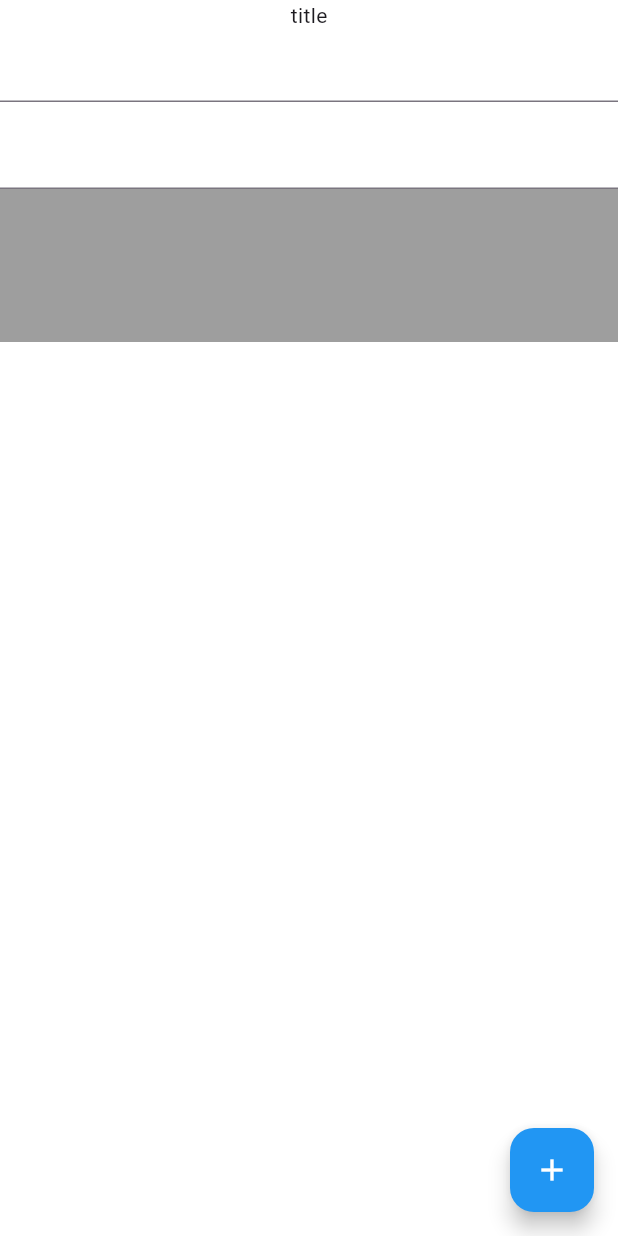
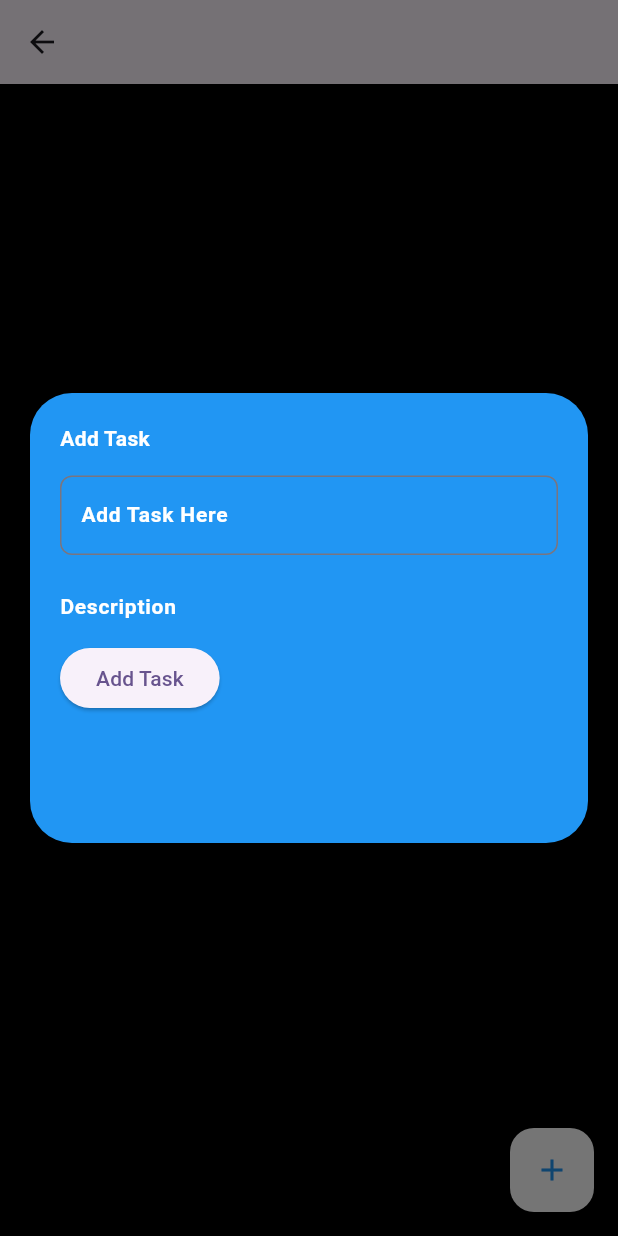
Before and after one commit to Osinmen/todolist, a Flutter app: the Test screen opened directly, after a tap on the "add" icon, on a phone screen of 412 x 824 dp. Run offline on Flutter 3.47's test engine with Material 3 defaults, Android fonts, the phone set to English and light mode, and no system bars; our stand-ins replace cloud_firestore, firebase_auth, firebase_core, smooth_page_indicator; accounts and stored records are empty.

Commit message:
firebase for user task

```diff
--- a/lib/main.dart
+++ b/lib/main.dart
@@ -47,10 +47,9 @@ class MyApp extends StatelessWidget {
             return CircularProgressIndicator();
           }
           if (snapshot.data != null) {
-            return TaskPage();
+            return Test();
           }
-
-          return Signupscreen();
+          return Test();
         },
       ),
     );
--- a/lib/pages/authentication/loginScreen.dart
+++ b/lib/pages/authentication/loginScreen.dart
@@ -48,6 +48,7 @@ class _LoginscreenState extends State<Loginscreen> {
     });
   }
 
+
   Future<void> loginUserwithEmailandPassword() async {
     try {
       FirebaseAuth.instance.signInWithEmailAndPassword(email: _emailController.text.trim(), password: _passwordController.text.trim());
@@ -55,6 +56,7 @@ class _LoginscreenState extends State<Loginscreen> {
       print(e.message);
     }
   }
+
 
   VoidCallback? _buttonAction;
   Color _buttonColor = AppColors.secondaryButtonColor.withOpacity(0.5);
--- a/lib/pages/authentication/signupScreen.dart
+++ b/lib/pages/authentication/signupScreen.dart
@@ -183,6 +183,7 @@ class _SignupscreenState extends State<Signupscreen> {
                         ),
                       ),
                     ),
+
                   ],
                 ),
               ],
--- a/lib/test.dart
+++ b/lib/test.dart
@@ -1,8 +1,8 @@
+import 'package:cloud_firestore/cloud_firestore.dart';
 import 'package:flutter/material.dart';
-import 'package:provider/provider.dart';
 import 'package:todolist/extensions/sized_box_extensions.dart';
-import 'package:todolist/providers/task_model.dart';
-import 'package:todolist/providers/task_provider.dart';
+import 'package:todolist/themes/colors.dart';
+import 'package:todolist/themes/textThemes.dart';
 
 class Test extends StatefulWidget {
   const Test({super.key});
@@ -12,52 +12,166 @@ class Test extends StatefulWidget {
 }
 
 class _TestState extends State<Test> {
-  TextEditingController controller = TextEditingController();
-  TextEditingController controller2 = TextEditingController();
+  Future<void> addtasks() async {
+    final tasks = await FirebaseFirestore.instance.collection("tasks").add({
+      "title ": titileController,
+      "description": descriptionController,
+    });
+  }
 
+  final TextEditingController titileController = TextEditingController();
+  final TextEditingController descriptionController = TextEditingController();
   @override
   Widget build(BuildContext context) {
-    return Consumer<TaskProvider>(
-      builder: (context, value, child) {
     return Scaffold(
+      floatingActionButton: FloatingActionButton(
         backgroundColor: Colors.white,
-          body: Column(
-            children: [
-              Text("title"),
-              TextField(controller: controller),
-              10.height,
-              TextField(controller: controller2),
-              Expanded(
-                child: ListView.builder(
-                  itemCount: value.list.length,
+        child: Icon(Icons.add, color: Colors.blue,),
+        onPressed: () {
+          openDialog();
+      }),
+      backgroundColor: Colors.black,
+      appBar: AppBar(),
+      body: FutureBuilder(
+        future: FirebaseFirestore.instance.collection("tasks").get(),
+        builder: (context, snapshot) {
+         if(snapshot.hasData) {
+           return ListView.builder(
+            itemCount: snapshot.data!.docs.length,
             itemBuilder: (context, index) {
-                    return Container(
+              return Padding(
                 padding: const EdgeInsets.symmetric(vertical: 15),
-                      color: Colors.grey,
-                      child: ListTile(
-                        title: Text(value.list[index].title.toString()),
-                        subtitle: Text(value.list[index].description.toString()),
+                child: TaskCard(
+                  title: snapshot.data!.docs[index].data()["title"],
+                  description: snapshot.data!.docs[index].data()["description"]
                 ),
               );
             },
+          );
+
+         }
+        else if(snapshot.hasError) {
+          return Center(child: Text("this is the container to show there is erro"),);
+         }
+         else if(snapshot.connectionState == ConnectionState.waiting) {
+          return Center(child: const CircularProgressIndicator());
+         } else if(snapshot.data!.docs.isEmpty) {
+          return Center(
+            child: Center(
+              child: Container(
+                height: 150,
+                width: 150,
+                color: Colors.red,
+                child: Text("this is a fucking red flag"),
               ),
+            ),
+          );
+         }
+         else {
+          return Text("na you come know of");
+         }
+
+        },
+      ),
+    );
+  }
+
+  Future<void> openDialog() async {
+    await showDialog(
+      context: context,
+      builder: (context) {
+        return Dialog(
+          backgroundColor: Colors.blue,
+          insetPadding: const EdgeInsets.all(20),
+          child: SizedBox(
+            height: 300,
+            child: Padding(
+              padding: const EdgeInsets.all(20),
+              child: Column(
+                crossAxisAlignment: CrossAxisAlignment.start,
+                children: [
+                  Text(
+                    "Add Task",
+                    style: TextStyle(
+                      color: Colors.white,
+                      fontWeight: FontWeight.bold,
+                      fontSize: 14,
+                    ),
+                  ),
+
+                  015.height,
+                  TextField(
+                    style: TextStyle(color: Colors.white, fontSize: 15),
+                    controller: titileController,
+                    decoration: InputDecoration(
+                      contentPadding: const EdgeInsets.symmetric(
+                        vertical: 15,
+                        horizontal: 10,
+                      ),
+
+                      hintText: "Add Task Here",
+                      hintStyle: AppTextStyles.heading2,
+                      border: OutlineInputBorder(
+                        borderRadius: BorderRadius.circular(8),
+                        borderSide: BorderSide(
+                          width: 1.0,
+                          color: AppColors.white,
+                        ),
+                      ),
+                    ),
+                  ),
+                  10.height,
+                  TextField(
+                    controller: descriptionController,
+                    decoration: InputDecoration(
+                      hintText: "Description",
+                      hintStyle: AppTextStyles.heading2,
+                      border: UnderlineInputBorder(borderSide: BorderSide.none),
+                      focusedBorder: OutlineInputBorder(
+                        borderRadius: BorderRadius.circular(8),
+                        borderSide: BorderSide(
+                          width: 1.0,
+                          color: AppColors.white,
+                        ),
+                      ),
+                    ),
+                  ),
+                  ElevatedButton(
+                    onPressed: () {
+                      addtasks();
+                      Navigator.pop(context);
+                    },
+                    child: Text("Add Task"),
                   ),
                 ],
               ),
-          floatingActionButton: FloatingActionButton(
-            backgroundColor: Colors.blue,
-            child: Icon(Icons.add, color: Colors.white),
-            onPressed: () {
-              context.read<TaskProvider>().addTasks(
-                TaskModel(
-                  title: controller.text,
-                  description: controller2.text,
             ),
-              );
-            },
           ),
         );
       },
     );
   }
 }
+
+class TaskCard extends StatelessWidget {
+  String? title;
+  String? description;
+  TaskCard({super.key, required this.title, required this.description});
+
+  @override
+  Widget build(BuildContext context) {
+    return Container(
+      decoration: BoxDecoration(
+        color: AppColors.textPrimary,
+        borderRadius: BorderRadius.circular(10),
+      ),
+      child: Padding(
+        padding: const EdgeInsets.symmetric(vertical: 10),
+        child: ListTile(
+          title: Text(title.toString()),
+          subtitle: Text(description.toString()),
+        ),
+      ),
+    );
+  }
+}
```
Lines whose indentation alone changed are shown as unchanged.
